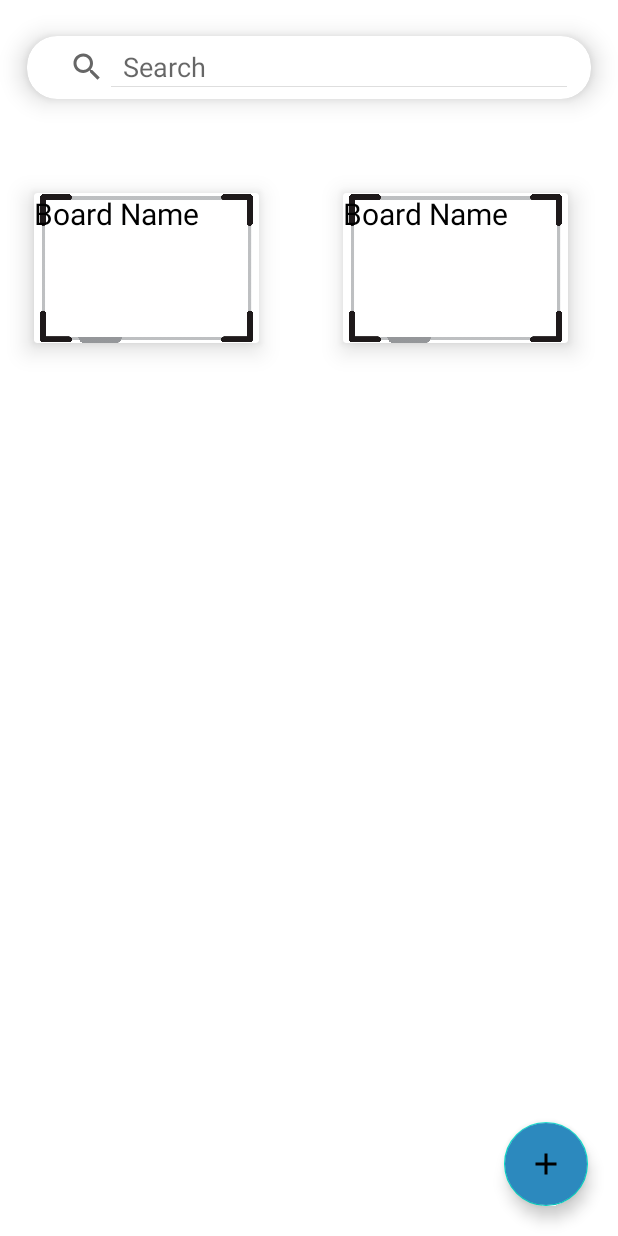
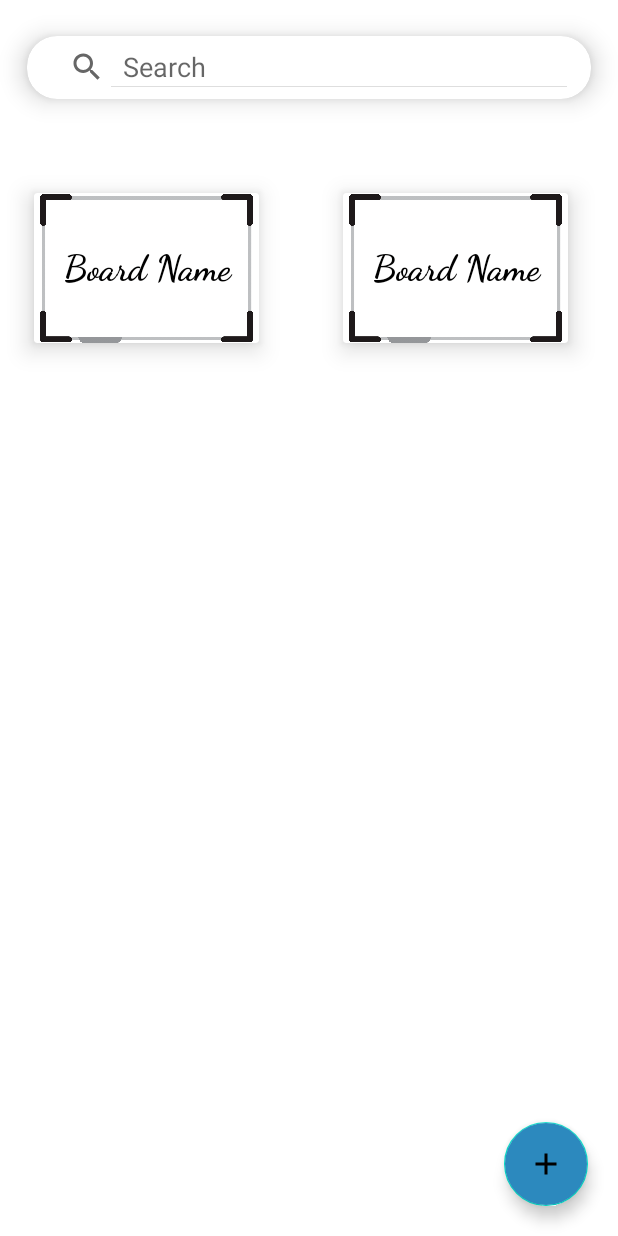
Before and after one commit to rishivarma853/TASK_TECHTOIDS_ANDROID, an Android app: the screen it shows after launch (HomeScreenActivity), on a phone screen of 412 x 824 dp. Run offline under Robolectric (Android 15) with nearby library versions, the phone set to English and light mode, and no system bars.

Commit message:
modified base task and updated board ui

```diff
--- a/NOTA-App/app/src/main/java/ca/lcit22fw/madt/techtoids/android/nota_app/Models/BaseTask.java
+++ b/NOTA-App/app/src/main/java/ca/lcit22fw/madt/techtoids/android/nota_app/Models/BaseTask.java
@@ -15,6 +15,8 @@ public class BaseTask {
     private String description;
 
     private Date updatedAt;
+
+    private Date dueDate;
 
     private ArrayList<String> attachmentList = new ArrayList<>();
 
--- a/NOTA-App/app/src/main/res/layout/activity_home_item.xml
+++ b/NOTA-App/app/src/main/res/layout/activity_home_item.xml
@@ -15,7 +15,7 @@
         app:cardPreventCornerOverlap="true"
         app:cardUseCompatPadding="true">
 
-        <RelativeLayout xmlns:android="http://schemas.android.com/apk/res/android"
+        <androidx.constraintlayout.widget.ConstraintLayout
             android:id="@+id/relativeLayout"
             android:layout_width="match_parent"
             android:layout_height="match_parent"
@@ -30,19 +30,31 @@
                 android:scaleType="centerCrop"
                 android:scaleX="1.4"
                 android:scaleY="1.4"
-                android:src="@drawable/whiteboard" />
+                android:src="@drawable/whiteboard"
+                app:layout_constraintTop_toTopOf="parent"
+                app:layout_constraintBottom_toBottomOf="parent"
+                app:layout_constraintStart_toStartOf="parent"
+                app:layout_constraintEnd_toEndOf="parent"/>
 
             <TextView
                 android:id="@+id/BoardTitle"
-                android:layout_width="wrap_content"
-                android:layout_height="wrap_content"
-                android:layout_alignParentStart="true"
-                android:layout_gravity="center"
+                android:layout_width="128dp"
+                android:layout_height="84dp"
+                android:fontFamily="cursive"
+                android:maxHeight="84dp"
+                android:maxWidth="128dp"
+                android:gravity="center"
                 android:text="Board Name"
                 android:textAlignment="center"
                 android:textColor="#000000"
-                android:textSize="20sp" />
+                android:textSize="24sp"
+                android:textStyle="bold"
+                app:layout_constraintBottom_toBottomOf="parent"
+                app:layout_constraintEnd_toEndOf="parent"
+                app:layout_constraintStart_toStartOf="parent"
+                app:layout_constraintTop_toTopOf="parent" />
+                />
 
-        </RelativeLayout>
+        </androidx.constraintlayout.widget.ConstraintLayout>
     </androidx.cardview.widget.CardView>
 </LinearLayout>
```
